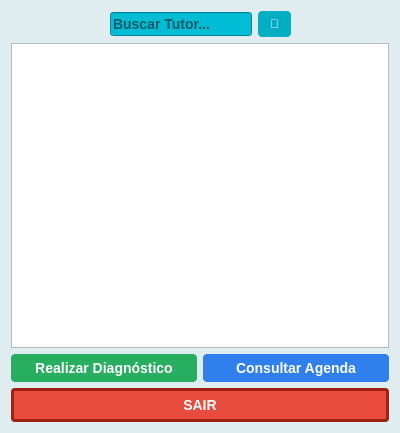
Before: the Qt Designer form tela_veterinario.ui in mateuszinum/Projeto-Clinica-Veterinaria, drawn with Qt 5.
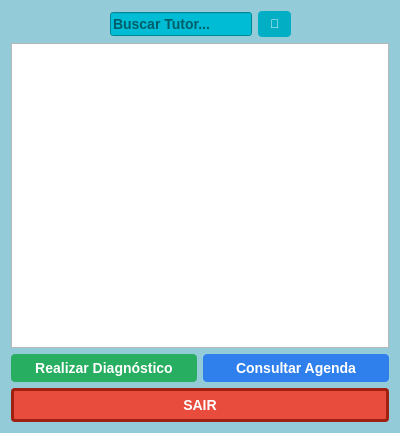
After: the same form once the commit is applied.

The edit to the form file:
```diff
--- a/tela_veterinario.ui
+++ b/tela_veterinario.ui
@@ -15,7 +15,7 @@
   </property>
   <property name="styleSheet">
    <string notr="true">QWidget#Form {
-    background-color: #dfedf0;
+    background-color: #93cbd9;
 }</string>
   </property>
   <layout class="QVBoxLayout" name="verticalLayout">
```
